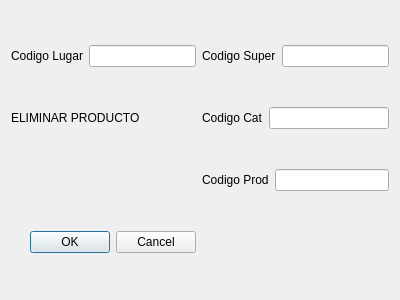
Qt form cliente_1/dialogelimprod.ui (danialvaradob/Datos_Sockets_3) before a commit.
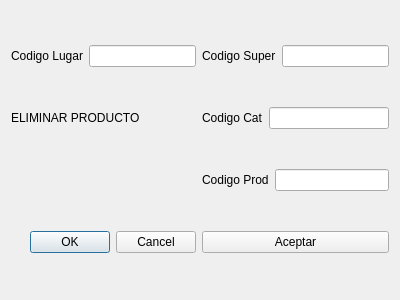
The same form after that commit.

The edit to the form file:
```diff
--- a/cliente_1/dialogelimprod.ui
+++ b/cliente_1/dialogelimprod.ui
@@ -87,6 +87,13 @@
      </item>
     </layout>
    </item>
+   <item row="4" column="1">
+    <widget class="QPushButton" name="pushButton">
+     <property name="text">
+      <string>Aceptar</string>
+     </property>
+    </widget>
+   </item>
   </layout>
  </widget>
  <resources/>
```
Left out of the diff: 6 changed lines with no effect on the pictures.
